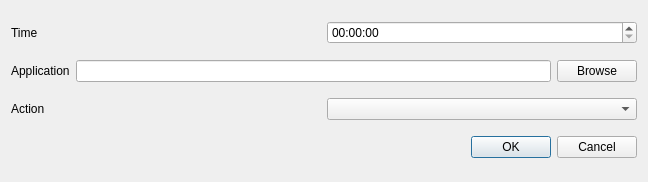
This is ranhNenLamToolProject/addscheduledtaskdialog.ui in Huy-Dinh/ranhNenLamTool as Qt 5 draws it before an edit. The edited form follows.
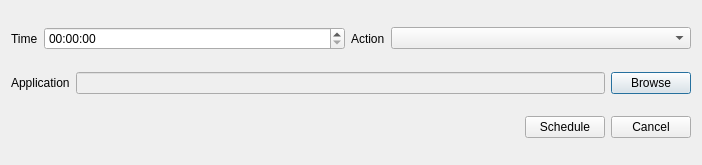
This is the edited form.

Commit message:
wrap string validation and signal emission into one button handler
+ cleanup

What changed in the file:
```diff
--- a/ranhNenLamToolProject/addscheduledtaskdialog.ui
+++ b/ranhNenLamToolProject/addscheduledtaskdialog.ui
@@ -6,8 +6,8 @@
    <rect>
     <x>0</x>
     <y>0</y>
-    <width>648</width>
-    <height>182</height>
+    <width>702</width>
+    <height>165</height>
    </rect>
   </property>
   <property name="sizePolicy">
@@ -24,6 +24,12 @@
     <layout class="QHBoxLayout" name="horizontalLayout">
      <item>
       <widget class="QLabel" name="timeLabel">
+       <property name="sizePolicy">
+        <sizepolicy hsizetype="Maximum" vsizetype="Preferred">
+         <horstretch>0</horstretch>
+         <verstretch>0</verstretch>
+        </sizepolicy>
+       </property>
        <property name="text">
         <string>Time</string>
        </property>
@@ -32,6 +38,22 @@
      <item>
       <widget class="QTimeEdit" name="timeTimeEdit"/>
      </item>
+     <item>
+      <widget class="QLabel" name="actionLabel">
+       <property name="sizePolicy">
+        <sizepolicy hsizetype="Maximum" vsizetype="Preferred">
+         <horstretch>0</horstretch>
+         <verstretch>0</verstretch>
+        </sizepolicy>
+       </property>
+       <property name="text">
+        <string>Action</string>
+       </property>
+      </widget>
+     </item>
+     <item>
+      <widget class="QComboBox" name="actionCombobox"/>
+     </item>
     </layout>
    </item>
    <item>
@@ -45,6 +67,9 @@
      </item>
      <item>
       <widget class="QLineEdit" name="applicationLineEdit">
+       <property name="enabled">
+        <bool>false</bool>
+       </property>
        <property name="readOnly">
         <bool>true</bool>
        </property>
@@ -62,27 +87,46 @@
    <item>
     <layout class="QHBoxLayout" name="horizontalLayout_3">
      <item>
-      <widget class="QLabel" name="actionLabel">
+      <spacer name="horizontalSpacer">
+       <property name="orientation">
+        <enum>Qt::Horizontal</enum>
+       </property>
+       <property name="sizeHint" stdset="0">
+        <size>
+         <width>40</width>
+         <height>20</height>
+        </size>
+       </property>
+      </spacer>
+     </item>
+     <item>
+      <widget class="QPushButton" name="scheduleButton">
+       <property name="sizePolicy">
+        <sizepolicy hsizetype="Maximum" vsizetype="Fixed">
+         <horstretch>0</horstretch>
+         <verstretch>0</verstretch>
+        </sizepolicy>
+       </property>
        <property name="text">
-        <string>Action</string>
+        <string>Schedule</string>
        </property>
       </widget>
      </item>
      <item>
-      <widget class="QComboBox" name="actionCombobox"/>
+      <widget class="QPushButton" name="cancelButton">
+       <property name="sizePolicy">
+        <sizepolicy hsizetype="Maximum" vsizetype="Fixed">
+         <horstretch>0</horstretch>
+         <verstretch>0</verstretch>
+        </sizepolicy>
+       </property>
+       <property name="text">
+        <string>Cancel</string>
+       </property>
+      </widget>
      </item>
     </layout>
    </item>
-   <item>
-    <widget class="QDialogButtonBox" name="buttonBox">
-     <property name="orientation">
-      <enum>Qt::Horizontal</enum>
-     </property>
-     <property name="standardButtons">
-      <set>QDialogButtonBox::Cancel|QDialogButtonBox::Ok</set>
-     </property>
-    </widget>
-   </item>
   </layout>
  </widget>
  <resources/>
```
Left out of the diff: 41 changed lines with no effect on the pictures. The commit also changes 2 other files.
